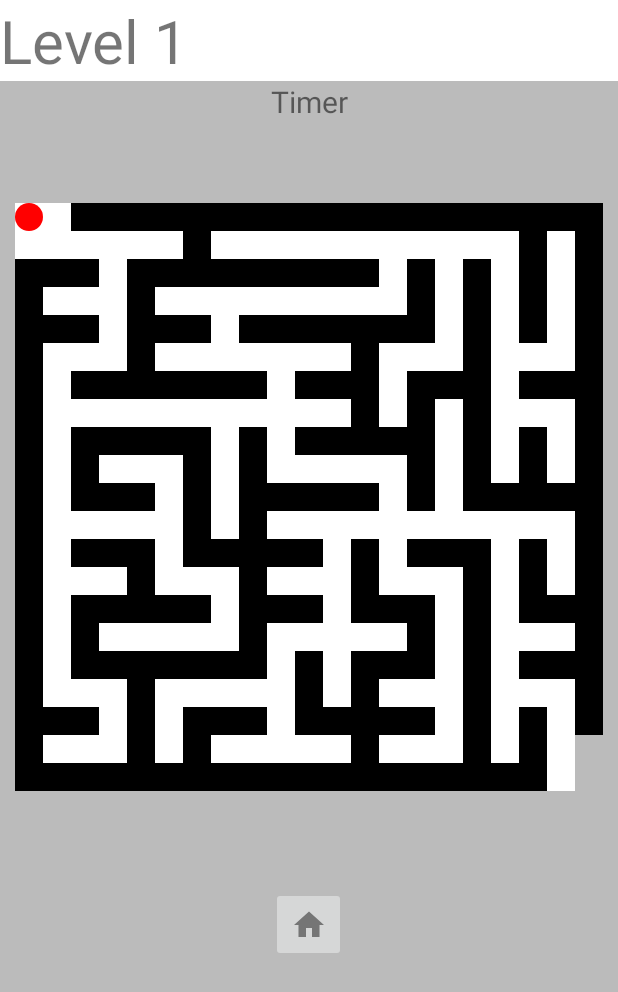
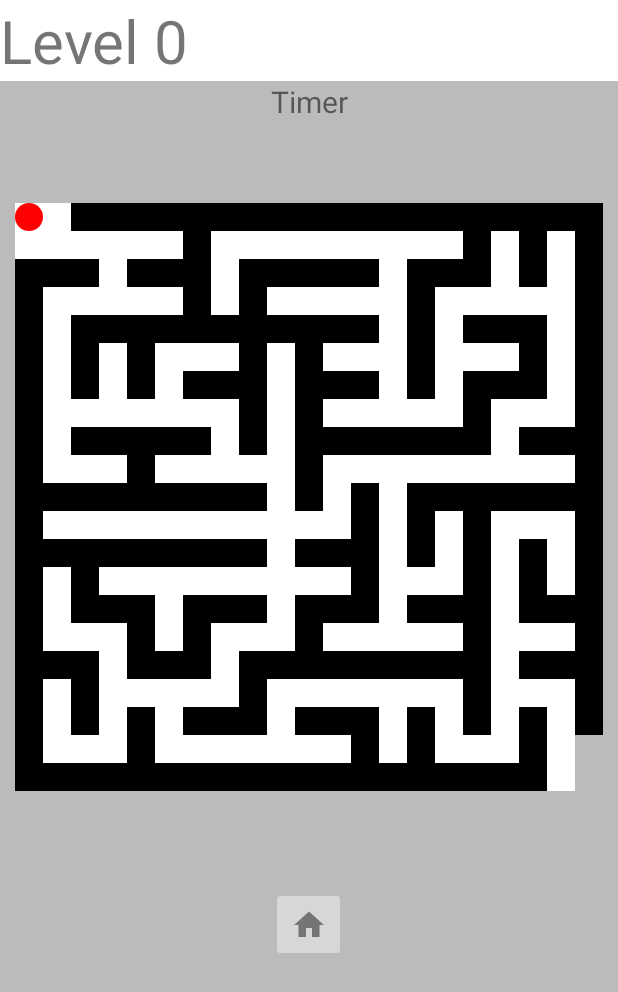
Before and after one commit to TechPiranja/Kugellabyrinth, an Android app: the GameActivity screen opened directly, with no data from a screen before it, on a phone screen of 412 x 824 dp. Shown: the top 992 px of the screen. Run offline under Robolectric (Android 15) with nearby library versions, the phone set to English and light mode, and no system bars; libraries missing offline, so code that uses them is left out: org.eclipse.paho.

Commit message:
can now print correct level in title

```diff
--- a/app/src/main/java/com/example/kugellabyrinth/GameActivity.java
+++ b/app/src/main/java/com/example/kugellabyrinth/GameActivity.java
@@ -25,6 +25,7 @@
     long startTime = 0;
     SoundPlayer soundPlayer;
     SharedPreferences pref;
+    TextView gameTitle;
 
     Runnable timerRunnable = new Runnable() {
         @Override
@@ -50,6 +51,8 @@
         soundPlayer = SoundPlayer.getInstance(this);
         Intent menuScreen = new Intent(this, MenuActivity.class);
         sqliteManager = SQLiteManager.instanceOfDatabase(this);
+        gameTitle = findViewById(R.id.gameTitle);
+        gameTitle.setText("Level " + 0);
 
         final ImageButton openMenu = findViewById(R.id.openMenu);
         openMenu.setOnClickListener(v -> {
@@ -120,6 +123,7 @@
         super.onNewIntent(intent);
         if(intent.getStringExtra("ACTION").equals("Restart-Game")){
             StartTimer();
+            gameTitle.setText("Level " + (GameFieldFragment.currentLevel + 1));
         }
     }
 }
--- a/app/src/main/java/com/example/kugellabyrinth/GameFieldFragment.java
+++ b/app/src/main/java/com/example/kugellabyrinth/GameFieldFragment.java
@@ -21,7 +21,7 @@
     private EventListener listener;
     Boolean isGameRunning = false;
     MQTTClient client;
-    private int currentLevel = 0;
+    public static int currentLevel = 0;
 
     @Override
     public void onAttach(Activity activity)
```
